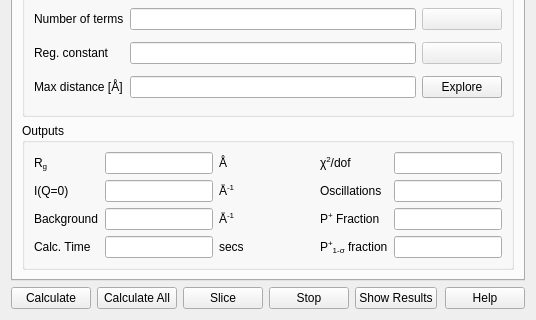
SasView/sasview, file src/sas/qtgui/Perspectives/Inversion/UI/TabbedInversionUI.ui: the form before one commit; both pictures show x 0 to 536 and y 223 to 543 of the 536 by 543 pixel window.
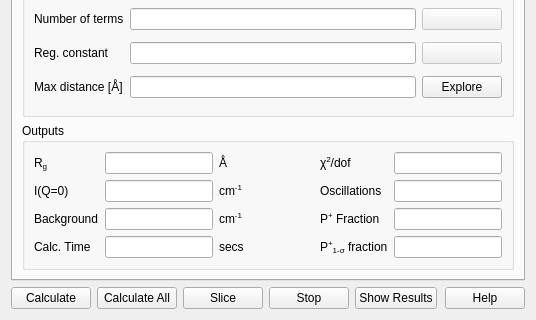
The form after the commit.

Diff of the .ui file:
```diff
--- a/src/sas/qtgui/Perspectives/Inversion/UI/TabbedInversionUI.ui
+++ b/src/sas/qtgui/Perspectives/Inversion/UI/TabbedInversionUI.ui
@@ -435,7 +435,7 @@
           <item row="1" column="2">
            <widget class="QLabel" name="label_25">
             <property name="text">
-             <string>&lt;html&gt;&lt;head/&gt;&lt;body&gt;&lt;p&gt;Å&lt;span style=&quot; vertical-align:super;&quot;&gt;-1&lt;/span&gt;&lt;/p&gt;&lt;/body&gt;&lt;/html&gt;</string>
+             <string>&lt;html&gt;&lt;head/&gt;&lt;body&gt;&lt;p&gt;cm&lt;span style=&quot; vertical-align:super;&quot;&gt;-1&lt;/span&gt;&lt;/p&gt;&lt;/body&gt;&lt;/html&gt;</string>
             </property>
            </widget>
           </item>
@@ -449,7 +449,7 @@
           <item row="2" column="2">
            <widget class="QLabel" name="label_26">
             <property name="text">
-             <string>&lt;html&gt;&lt;head/&gt;&lt;body&gt;&lt;p&gt;Å&lt;span style=&quot; vertical-align:super;&quot;&gt;-1&lt;/span&gt;&lt;/p&gt;&lt;/body&gt;&lt;/html&gt;</string>
+             <string>&lt;html&gt;&lt;head/&gt;&lt;body&gt;&lt;p&gt;cm&lt;span style=&quot; vertical-align:super;&quot;&gt;-1&lt;/span&gt;&lt;/p&gt;&lt;/body&gt;&lt;/html&gt;</string>
             </property>
            </widget>
           </item>
```
